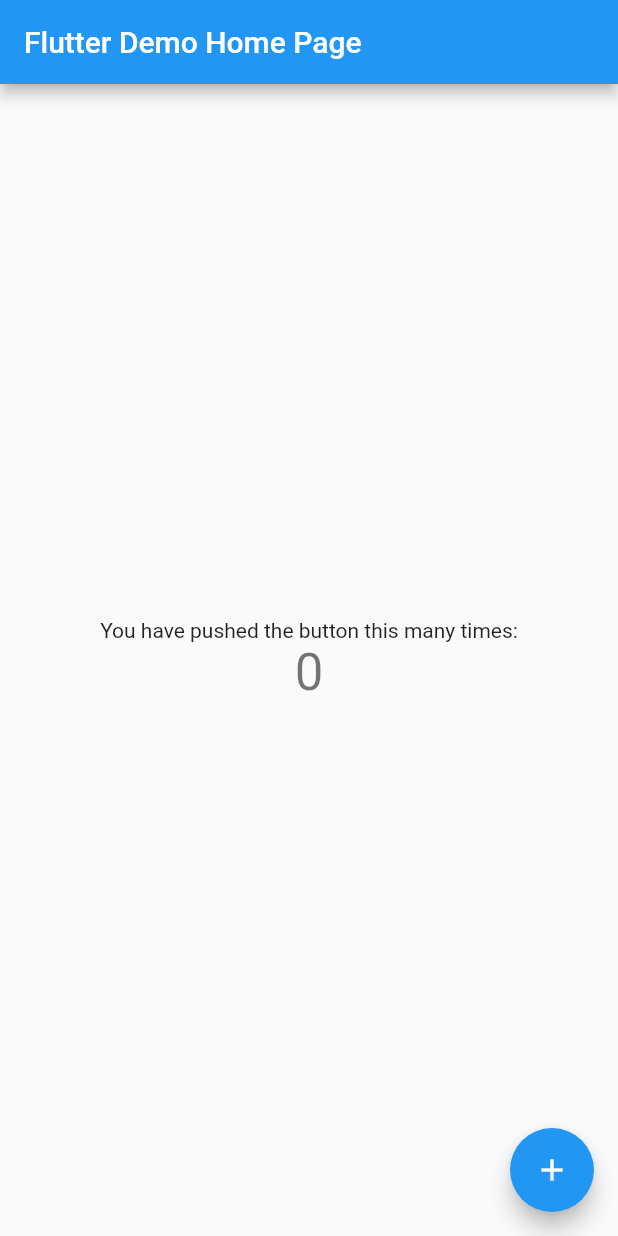
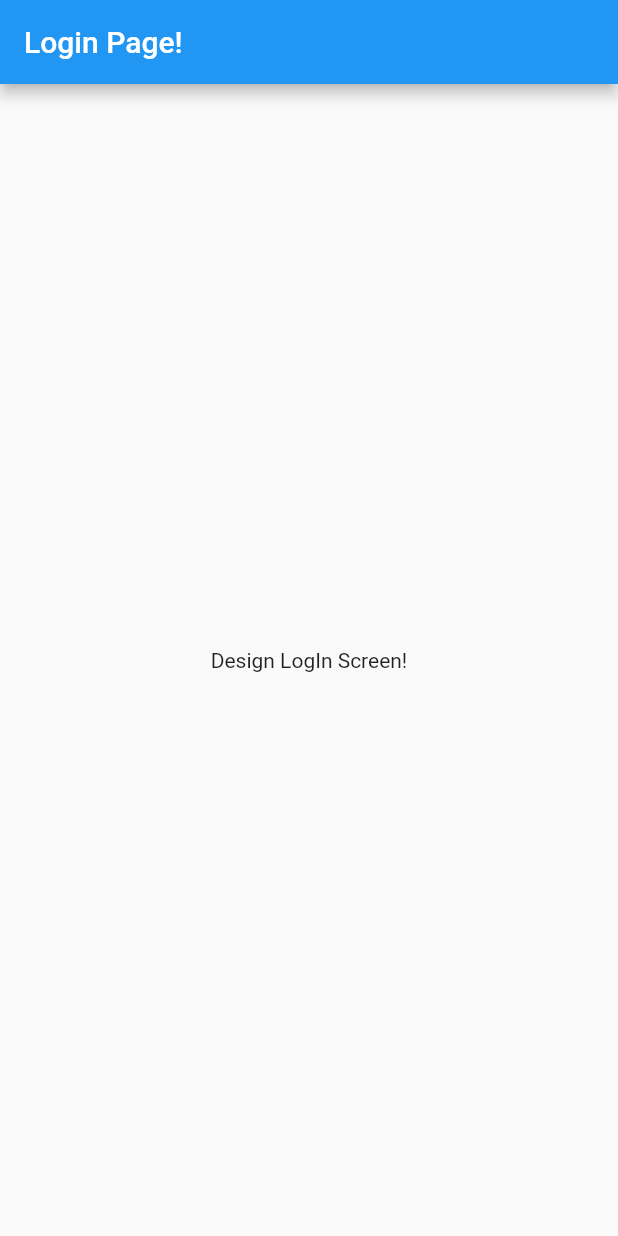
Before and after one commit to BluFin-Designs/Invox-App, a Flutter app: the screen it shows after launch, on a phone screen of 412 x 824 dp. Run offline on Flutter 3.47's test engine with Material 2 defaults, Android fonts, the phone set to English and light mode, and no system bars.

```diff
--- /dev/null
+++ b/invox/lib/Views/Screens/LoginSignUp_Screen.dart
@@ -0,0 +1,19 @@
+import 'package:flutter/material.dart';
+
+class LoginSignUp extends StatelessWidget {
+  static const routeName = '/product-detail';
+
+  const LoginSignUp({Key? key}) : super(key: key);
+
+  @override
+  Widget build(BuildContext context) {
+    return Scaffold(
+      appBar: AppBar(
+        title: const Text("Login Page!"),
+      ),
+      body: const Center(
+        child: Text("Design LogIn Screen!"),
+      ),
+    );
+  }
+}
--- a/invox/lib/main.dart
+++ b/invox/lib/main.dart
@@ -1,4 +1,5 @@
 import 'package:flutter/material.dart';
+import 'package:invox/Views/Screens/LoginSignUp_Screen.dart';
 
 void main() {
   runApp(const MyApp());
@@ -13,103 +14,12 @@ class MyApp extends StatelessWidget {
     return MaterialApp(
       title: 'Flutter Demo',
       theme: ThemeData(
-        // This is the theme of your application.
-        //
-        // Try running your application with "flutter run". You'll see the
-        // application has a blue toolbar. Then, without quitting the app, try
-        // changing the primarySwatch below to Colors.green and then invoke
-        // "hot reload" (press "r" in the console where you ran "flutter run",
-        // or simply save your changes to "hot reload" in a Flutter IDE).
-        // Notice that the counter didn't reset back to zero; the application
-        // is not restarted.
         primarySwatch: Colors.blue,
       ),
-      home: const MyHomePage(title: 'Flutter Demo Home Page'),
+      home: const LoginSignUp(),
+      routes: {
+        LoginSignUp.routeName: (ctx) => const LoginSignUp(),
+      },
     );
   }
 }
-
-class MyHomePage extends StatefulWidget {
-  const MyHomePage({Key? key, required this.title}) : super(key: key);
-
-  // This widget is the home page of your application. It is stateful, meaning
-  // that it has a State object (defined below) that contains fields that affect
-  // how it looks.
-
-  // This class is the configuration for the state. It holds the values (in this
-  // case the title) provided by the parent (in this case the App widget) and
-  // used by the build method of the State. Fields in a Widget subclass are
-  // always marked "final".
-
-  final String title;
-
-  @override
-  State<MyHomePage> createState() => _MyHomePageState();
-}
-
-class _MyHomePageState extends State<MyHomePage> {
-  int _counter = 0;
-
-  void _incrementCounter() {
-    setState(() {
-      // This call to setState tells the Flutter framework that something has
-      // changed in this State, which causes it to rerun the build method below
-      // so that the display can reflect the updated values. If we changed
-      // _counter without calling setState(), then the build method would not be
-      // called again, and so nothing would appear to happen.
-      _counter++;
-    });
-  }
-
-  @override
-  Widget build(BuildContext context) {
-    // This method is rerun every time setState is called, for instance as done
-    // by the _incrementCounter method above.
-    //
-    // The Flutter framework has been optimized to make rerunning build methods
-    // fast, so that you can just rebuild anything that needs updating rather
-    // than having to individually change instances of widgets.
-    return Scaffold(
-      appBar: AppBar(
-        // Here we take the value from the MyHomePage object that was created by
-        // the App.build method, and use it to set our appbar title.
-        title: Text(widget.title),
-      ),
-      body: Center(
-        // Center is a layout widget. It takes a single child and positions it
-        // in the middle of the parent.
-        child: Column(
-          // Column is also a layout widget. It takes a list of children and
-          // arranges them vertically. By default, it sizes itself to fit its
-          // children horizontally, and tries to be as tall as its parent.
-          //
-          // Invoke "debug painting" (press "p" in the console, choose the
-          // "Toggle Debug Paint" action from the Flutter Inspector in Android
-          // Studio, or the "Toggle Debug Paint" command in Visual Studio Code)
-          // to see the wireframe for each widget.
-          //
-          // Column has various properties to control how it sizes itself and
-          // how it positions its children. Here we use mainAxisAlignment to
-          // center the children vertically; the main axis here is the vertical
-          // axis because Columns are vertical (the cross axis would be
-          // horizontal).
-          mainAxisAlignment: MainAxisAlignment.center,
-          children: <Widget>[
-            const Text(
-              'You have pushed the button this many times:',
-            ),
-            Text(
-              '$_counter',
-              style: Theme.of(context).textTheme.headline4,
-            ),
-          ],
-        ),
-      ),
-      floatingActionButton: FloatingActionButton(
-        onPressed: _incrementCounter,
-        tooltip: 'Increment',
-        child: const Icon(Icons.add),
-      ), // This trailing comma makes auto-formatting nicer for build methods.
-    );
-  }
-}
```
Also changed, not shown: 1 other file.
